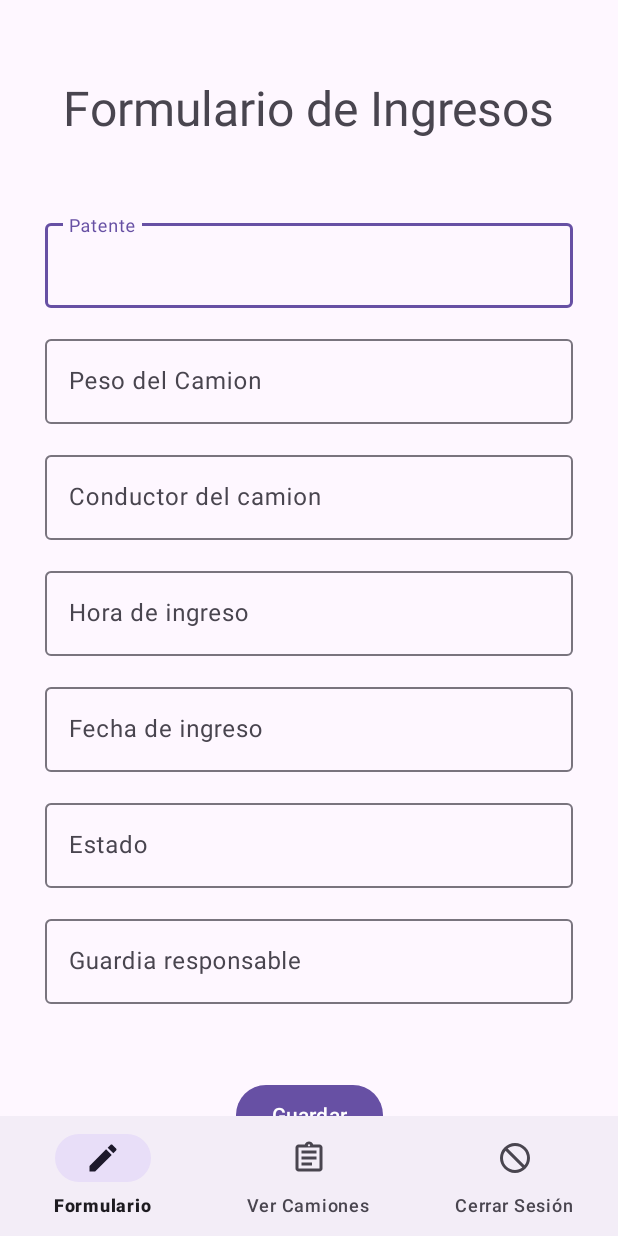
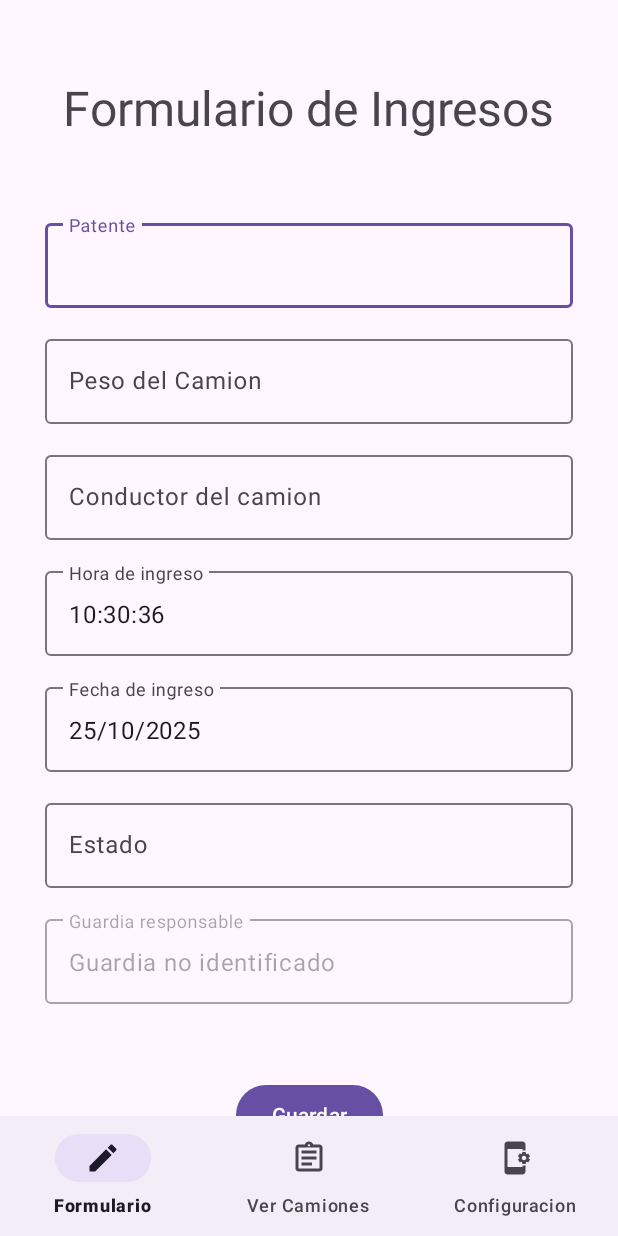
Before and after one commit to 0scarm04/ProyectoBarreraIoT, an Android app built with Jetpack Compose: the FormFragment screen opened directly, with no data from a screen before it, on a phone screen of 412 x 824 dp. Run offline under Robolectric (Android 15) with nearby library versions, the phone set to English and light mode, and no system bars; our stand-ins replace Firebase (no records; nobody signed in at launch, a user with empty details on screens opened directly).

```diff
--- a/app/src/main/java/com/example/proyectobarreraiot/FormFragment.kt
+++ b/app/src/main/java/com/example/proyectobarreraiot/FormFragment.kt
@@ -1,15 +1,21 @@
 package com.example.proyectobarreraiot
 
+import android.content.Context
 import android.os.Bundle
+import android.text.Editable
+import android.text.TextWatcher
 import android.view.LayoutInflater
 import android.view.View
 import android.view.ViewGroup
 import androidx.fragment.app.Fragment
 import com.example.proyectobarreraiot.Models.Camion
-import com.example.proyectobarreraiot.databinding.ActivityFormBinding // We reuse the same layout
+import com.example.proyectobarreraiot.databinding.ActivityFormBinding
 import com.google.android.material.snackbar.Snackbar
+import com.google.firebase.auth.FirebaseAuth
 import com.google.firebase.database.DatabaseReference
 import com.google.firebase.database.FirebaseDatabase
+import java.text.SimpleDateFormat
+import java.util.*
 
 class FormFragment : Fragment() {
 
@@ -17,6 +23,10 @@ class FormFragment : Fragment() {
     private val binding get() = _binding!!
 
     private lateinit var database: DatabaseReference
+    private lateinit var auth: FirebaseAuth
+
+    private var pesoMinimo: Float = 0.0f
+    private var pesoMaximo: Float = Float.MAX_VALUE
 
     override fun onCreateView(
         inflater: LayoutInflater, container: ViewGroup?,
@@ -30,6 +40,49 @@ class FormFragment : Fragment() {
         super.onViewCreated(view, savedInstanceState)
 
         database = FirebaseDatabase.getInstance().getReference("Camiones")
+        auth = FirebaseAuth.getInstance()
+
+        // Cargar configuración de pesos
+        val sharedPref = activity?.getSharedPreferences("PesosConfig", Context.MODE_PRIVATE)
+        pesoMinimo = sharedPref?.getFloat("peso_minimo", 0.0f) ?: 0.0f
+        pesoMaximo = sharedPref?.getFloat("peso_maximo", Float.MAX_VALUE) ?: Float.MAX_VALUE
+
+        // Ingresa fecha y hora de forma automatica
+        cargarFechaHora()
+
+        // Ingresa el nombre del guardia de forma automatica
+        val usuarioConectado = auth.currentUser
+        val nombreGuardia = usuarioConectado?.displayName
+        if (nombreGuardia != null && nombreGuardia.isNotEmpty()) {
+            binding.etGuardia.setText(nombreGuardia)
+            binding.tilGuardia.isEnabled = false
+        } else {
+            binding.etGuardia.setText("Guardia no identificado")
+            binding.tilGuardia.isEnabled = false
+        }
+
+        // Actualiza el estado
+        binding.etPeso.addTextChangedListener(object : TextWatcher {
+            override fun beforeTextChanged(s: CharSequence?, start: Int, count: Int, after: Int) {}
+            override fun onTextChanged(s: CharSequence?, start: Int, before: Int, count: Int) {}
+
+            override fun afterTextChanged(s: Editable?) {
+                val pesoStr = s.toString()
+                if (pesoStr.isNotEmpty()) {
+                    val peso = pesoStr.toFloatOrNull()
+                    if (peso != null) {
+                        if (peso in pesoMinimo..pesoMaximo) {
+                            binding.etEstado.setText("Aceptado")
+                        } else {
+                            binding.etEstado.setText("Rechazado")
+                        }
+                    }
+                } else {
+                    binding.etEstado.setText("")
+                }
+            }
+        })
+
 
         binding.btnGuardar.setOnClickListener {
             val patente = binding.etPatente.text.toString()
@@ -56,10 +109,7 @@ class FormFragment : Fragment() {
                     binding.etPatente.setText("")
                     binding.etPeso.setText("")
                     binding.etConductor.setText("")
-                    binding.etHora.setText("")
-                    binding.etFecha.setText("")
-                    binding.etEstado.setText("")
-                    binding.etGuardia.setText("")
+                    cargarFechaHora()
                     Snackbar.make(binding.root, "Camion guardado", Snackbar.LENGTH_SHORT).show()
                 }
                 .addOnFailureListener {
@@ -68,8 +118,22 @@ class FormFragment : Fragment() {
         }
     }
 
+    private fun cargarFechaHora(){
+        // Obtener fecha y hora actual
+        val calendario = Calendar.getInstance()
+        val formatoFecha = SimpleDateFormat("dd/MM/yyyy", Locale.getDefault())
+        val formatoHora = SimpleDateFormat("HH:mm:ss", Locale.getDefault())
+
+        val fechaActual = formatoFecha.format(calendario.time)
+        val horaActual = formatoHora.format(calendario.time)
+
+        // Establecer en los campos de texto
+        binding.etFecha.setText(fechaActual)
+        binding.etHora.setText(horaActual)
+    }
+
     override fun onDestroyView() {
         super.onDestroyView()
-        _binding = null // Avoid memory leaks
+        _binding = null
     }
 }
--- a/app/src/main/java/com/example/proyectobarreraiot/MainActivity.kt
+++ b/app/src/main/java/com/example/proyectobarreraiot/MainActivity.kt
@@ -11,54 +11,39 @@ import com.google.firebase.auth.auth
 
 class MainActivity : AppCompatActivity() {
 
-    // 1. Add a variable for Firebase Authentication
     private lateinit var auth: FirebaseAuth
 
     override fun onCreate(savedInstanceState: Bundle?) {
         super.onCreate(savedInstanceState)
         setContentView(R.layout.activity_main)
 
-        // 2. Initialize Firebase Auth
         auth = Firebase.auth
 
         val bottomNav: BottomNavigationView = findViewById(R.id.bottom_navigation)
 
         bottomNav.setOnItemSelectedListener { item ->
+            var selectedFragment: Fragment? = null
             when (item.itemId) {
                 R.id.navigation_form -> {
-                    val formFragment = FormFragment()
-                    supportFragmentManager.beginTransaction()
-                        .replace(R.id.fragment_container, formFragment).commit()
-                    return@setOnItemSelectedListener true
+                    selectedFragment = FormFragment()
                 }
                 R.id.navigation_view_trucks -> {
-                    val verCamionesFragment = VerCamionesFragment()
-                    supportFragmentManager.beginTransaction()
-                        .replace(R.id.fragment_container, verCamionesFragment).commit()
-                    return@setOnItemSelectedListener true
+                    selectedFragment = VerCamionesFragment()
                 }
-                // 3. Add the case for the logout button
-                R.id.navigation_logout -> {
-                    signOutAndGoToLogin()
-                    return@setOnItemSelectedListener false // Don't select the logout item
+                R.id.navigation_settings -> {
+                    selectedFragment = ConfiguracionFragment()
                 }
             }
-            false
+            if (selectedFragment != null) {
+                supportFragmentManager.beginTransaction()
+                    .replace(R.id.fragment_container, selectedFragment).commit()
+            }
+            true
         }
 
-        // Set the default fragment
+
         if (savedInstanceState == null) {
             bottomNav.selectedItemId = R.id.navigation_form
         }
     }
-
-    // 4. Create the function to handle signing out and navigating
-    private fun signOutAndGoToLogin() {
-        auth.signOut()
-        val intent = Intent(this, LoginActivity::class.java)
-        // Flags to clear the activity stack so the user can't go back
-        intent.flags = Intent.FLAG_ACTIVITY_NEW_TASK or Intent.FLAG_ACTIVITY_CLEAR_TASK
-        startActivity(intent)
-        finish()
-    }
 }
--- /dev/null
+++ b/app/src/main/res/drawable/ic_settings.xml
@@ -0,0 +1,5 @@
+<vector xmlns:android="http://schemas.android.com/apk/res/android" android:height="24dp" android:tint="#000000" android:viewportHeight="24" android:viewportWidth="24" android:width="24dp">
+
+    <path android:fillColor="@android:color/white" android:pathData="M21.81,12.74l-0.82,-0.63v-0.22l0.8,-0.63c0.16,-0.12 0.2,-0.34 0.1,-0.51l-0.85,-1.48c-0.07,-0.13 -0.21,-0.2 -0.35,-0.2 -0.05,0 -0.1,0.01 -0.15,0.03l-0.95,0.38c-0.08,-0.05 -0.11,-0.07 -0.19,-0.11l-0.15,-1.01c-0.03,-0.21 -0.2,-0.36 -0.4,-0.36h-1.71c-0.2,0 -0.37,0.15 -0.4,0.34l-0.14,1.01c-0.03,0.02 -0.07,0.03 -0.1,0.05l-0.09,0.06 -0.95,-0.38c-0.05,-0.02 -0.1,-0.03 -0.15,-0.03 -0.14,0 -0.27,0.07 -0.35,0.2l-0.85,1.48c-0.1,0.17 -0.06,0.39 0.1,0.51l0.8,0.63v0.23l-0.8,0.63c-0.16,0.12 -0.2,0.34 -0.1,0.51l0.85,1.48c0.07,0.13 0.21,0.2 0.35,0.2 0.05,0 0.1,-0.01 0.15,-0.03l0.95,-0.37c0.08,0.05 0.12,0.07 0.2,0.11l0.15,1.01c0.03,0.2 0.2,0.34 0.4,0.34h1.71c0.2,0 0.37,-0.15 0.4,-0.34l0.15,-1.01c0.03,-0.02 0.07,-0.03 0.1,-0.05l0.09,-0.06 0.95,0.38c0.05,0.02 0.1,0.03 0.15,0.03 0.14,0 0.27,-0.07 0.35,-0.2l0.85,-1.48c0.1,-0.17 0.06,-0.39 -0.1,-0.51zM18,13.5c-0.83,0 -1.5,-0.67 -1.5,-1.5s0.67,-1.5 1.5,-1.5 1.5,0.67 1.5,1.5 -0.67,1.5 -1.5,1.5zM17,17h2v4c0,1.1 -0.9,2 -2,2H7c-1.1,0 -2,-0.9 -2,-2V3c0,-1.1 0.9,-2 2,-2h10c1.1,0 2,0.9 2,2v4h-2V6H7v12h10v-1z"/>
+
+</vector>
--- a/app/src/main/res/layout/activity_form.xml
+++ b/app/src/main/res/layout/activity_form.xml
@@ -131,7 +131,11 @@
         <com.google.android.material.textfield.TextInputEditText
             android:id="@+id/etEstado"
             android:layout_width="match_parent"
-            android:layout_height="wrap_content" />
+            android:layout_height="wrap_content"
+            android:enabled="false"
+            android:focusable="false"
+            android:clickable="false"
+            android:textColor="@android:color/darker_gray" />
     </com.google.android.material.textfield.TextInputLayout>
 
     <com.google.android.material.textfield.TextInputLayout
--- a/app/src/main/res/layout/activity_main.xml
+++ b/app/src/main/res/layout/activity_main.xml
@@ -7,7 +7,6 @@
     android:layout_height="match_parent"
     tools:context=".MainActivity">
 
-    <!-- This FrameLayout will hold your screens (Form and View Trucks) -->
     <FrameLayout
         android:id="@+id/fragment_container"
         android:layout_width="match_parent"
--- a/app/src/main/res/menu/bottom_nav_menu.xml
+++ b/app/src/main/res/menu/bottom_nav_menu.xml
@@ -12,7 +12,7 @@
         android:title="Ver Camiones" />
 
     <item
-        android:id="@+id/navigation_logout"
-        android:icon="@drawable/ic_logout"
-        android:title="Cerrar Sesión" />
+        android:id="@+id/navigation_settings"
+        android:icon="@drawable/ic_settings"
+        android:title="Configuracion" />
 </menu>
```
Also changed, not shown: app/src/main/java/com/example/proyectobarreraiot/ConfiguracionFragment.kt (added, +83 -0 lines), app/src/main/java/com/example/proyectobarreraiot/VerCamionesFragment.kt (+11 -1 lines), app/src/main/java/com/example/proyectobarreraiot/Vistas/RegisterScreen.kt (+27 -5 lines), app/src/main/res/layout/activity_ver_camiones.xml (+15 -3 lines), app/src/main/res/layout/fragment_configuracion.xml (added, +79 -0 lines).
